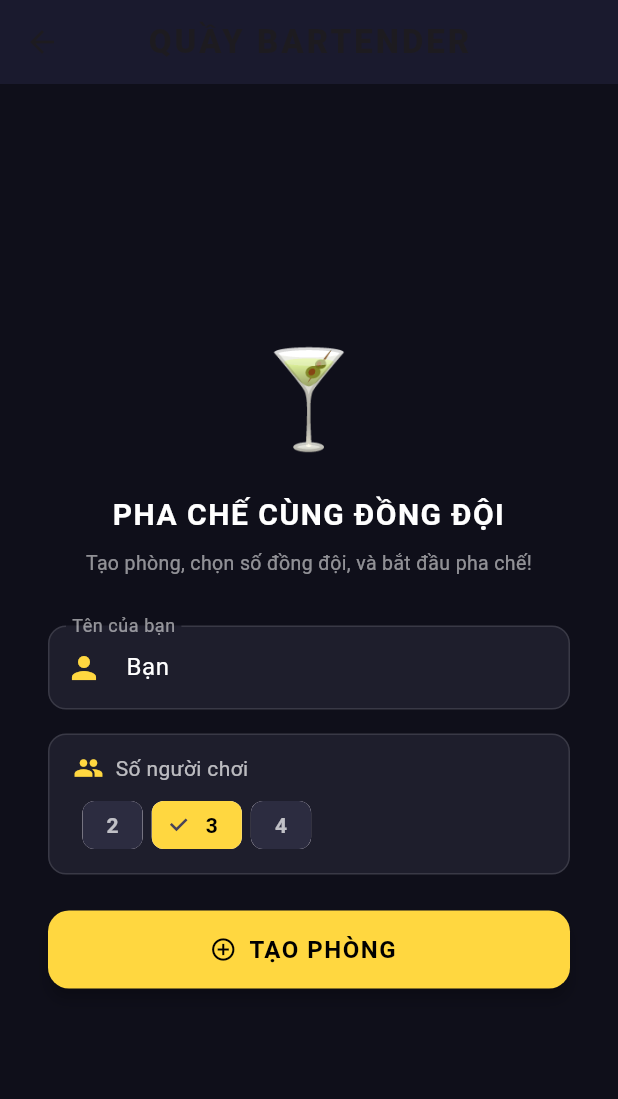
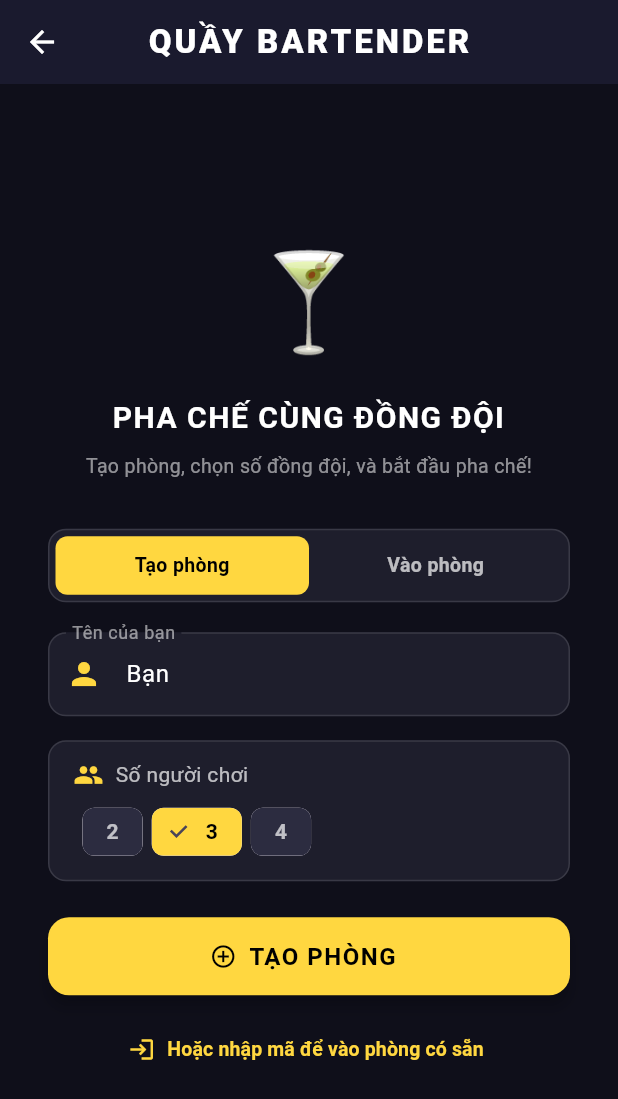
Before and after one commit to HoaiThuong-gif/Game_Bartender, a Flutter app: the BartenderLobbyScreen screen opened directly with empty values, on a phone screen of 412 x 824 dp. Shown: the top 1099 px of the screen. Run offline on Flutter 3.47's test engine with Material 3 defaults, Android fonts, the phone set to English and light mode, and no system bars; our stand-ins replace audioplayers, camera, firebase_auth, firebase_core, firebase_database, sensors_plus and 2 more; missing offline and left inert: cuber, model_viewer_plus; accounts and stored records are empty.

Commit message:
fix(bartender): show join room tab by default and fix app bar contrast

```diff
--- a/lib/games/bartender/screens/bartender_lobby_screen.dart
+++ b/lib/games/bartender/screens/bartender_lobby_screen.dart
@@ -1,6 +1,5 @@
 import 'package:flutter/material.dart';
 
-import '../bartender_config.dart';
 import '../controllers/bartender_controller.dart';
 
 /// Màn hình lobby Bartender — chờ người chơi và bắt đầu trận.
@@ -29,11 +28,8 @@ class _BartenderLobbyScreenState extends State<BartenderLobbyScreen> {
   final _nameController = TextEditingController(text: 'Bạn');
   final _codeController = TextEditingController();
   /// 0 = tab Tạo phòng, 1 = tab Vào phòng.
-  /// Trong chế độ Fake, tab "Vào phòng" ẩn vì Fake không hỗ trợ mã phòng thật.
   int _selectedTab = 0;
   int _playerCount = 3;
-
-  bool get _isRealMode => !BartenderConfig.useFakeRepository;
 
   @override
   void dispose() {
@@ -49,9 +45,11 @@ class _BartenderLobbyScreenState extends State<BartenderLobbyScreen> {
     return Scaffold(
       backgroundColor: const Color(0xFF0F0F1A),
       appBar: AppBar(
+        foregroundColor: Colors.white,
         title: const Text(
           'QUẦY BARTENDER',
           style: TextStyle(
+            color: Colors.white,
             fontWeight: FontWeight.w900,
             letterSpacing: 2,
           ),
@@ -125,11 +123,9 @@ class _BartenderLobbyScreenState extends State<BartenderLobbyScreen> {
             ),
             const SizedBox(height: 32),
 
-            // Tab selector (chỉ hiện khi dùng Firebase thật)
-            if (_isRealMode) ...[
-              _buildTabSelector(),
-              const SizedBox(height: 20),
-            ],
+            // Tab selector (chọn Tạo phòng hoặc Vào phòng)
+            _buildTabSelector(),
+            const SizedBox(height: 20),
 
             // Tên người chơi (dùng chung cả 2 tab)
             _buildNameField(),
@@ -311,6 +307,19 @@ class _BartenderLobbyScreenState extends State<BartenderLobbyScreen> {
             ),
           ),
         ),
+        const SizedBox(height: 12),
+        TextButton.icon(
+          onPressed: () => setState(() => _selectedTab = 1),
+          icon: const Icon(Icons.login, color: Colors.amberAccent, size: 18),
+          label: const Text(
+            'Hoặc nhập mã để vào phòng có sẵn',
+            style: TextStyle(
+              color: Colors.amberAccent,
+              fontWeight: FontWeight.w600,
+              fontSize: 13,
+            ),
+          ),
+        ),
       ],
     );
   }
@@ -390,6 +399,15 @@ class _BartenderLobbyScreenState extends State<BartenderLobbyScreen> {
               ),
               elevation: 4,
             ),
+          ),
+        ),
+        const SizedBox(height: 12),
+        TextButton.icon(
+          onPressed: () => setState(() => _selectedTab = 0),
+          icon: const Icon(Icons.arrow_back, color: Colors.white54, size: 18),
+          label: const Text(
+            'Quay lại tạo phòng',
+            style: TextStyle(color: Colors.white54, fontSize: 13),
           ),
         ),
       ],
```
Also changed, not shown: 1 other file.
